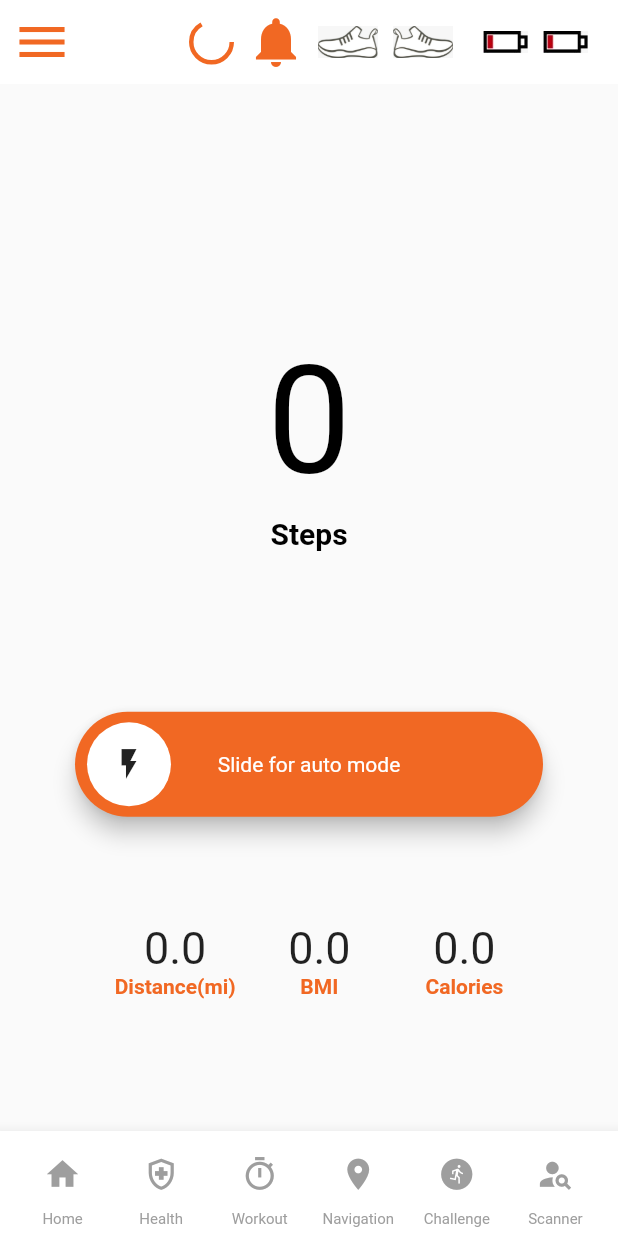
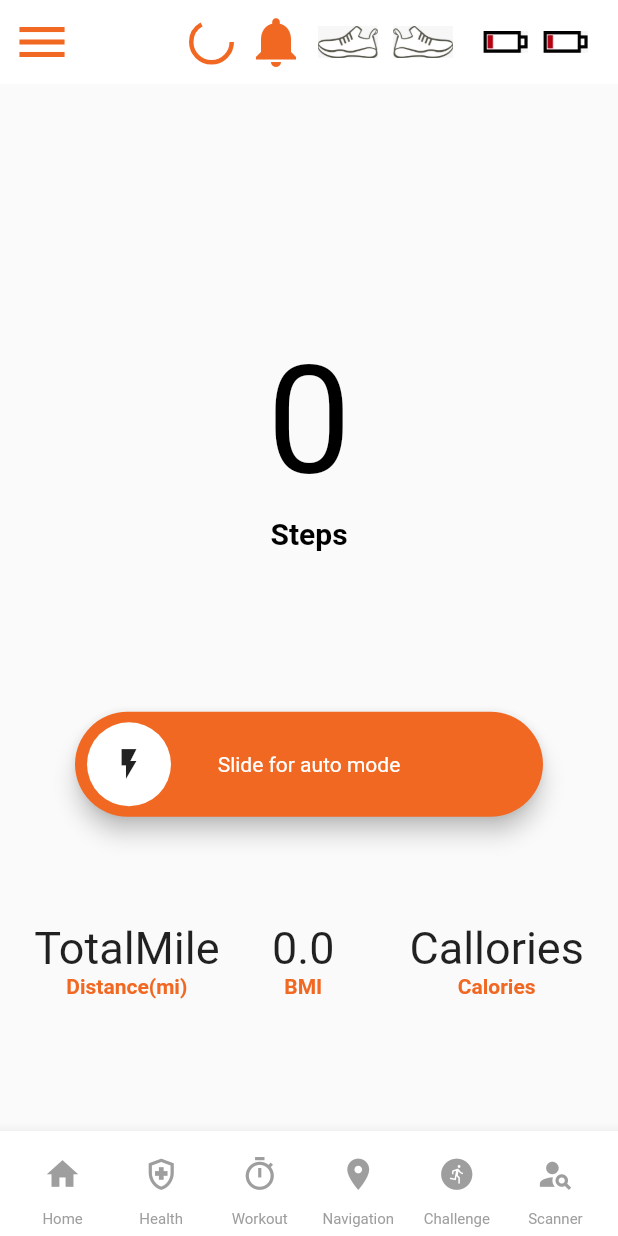
Before and after one commit to frostbyte012/XCONICS-IMPAKTO, a Flutter app: the HomeScreen screen opened directly, on a phone screen of 412 x 824 dp. Run offline on Flutter 3.47's test engine with Material 2 defaults, Android fonts, the light colour scheme and no system bars; drawn by our look-alikes of slide_to_act, widget_circular_animator; our stand-ins replace cloud_firestore, firebase_auth, firebase_core, flutter_blue_plus, fluttertoast, loading_animation_widget and 2 more; accounts and stored records are empty.

Commit message:
fix : Update lib/Pages/HomeScreen.dart for adding shared preferences and also updating the related static widgets

```diff
--- a/lib/Pages/HomeScreen.dart
+++ b/lib/Pages/HomeScreen.dart
@@ -10,7 +10,10 @@ import 'settings.dart';
 import 'package:slide_to_act/slide_to_act.dart';
 import 'faq_screen.dart';
 import 'health_file.dart';
-import 'package:flutter_blue/flutter_blue.dart';
+import 'package:fluttertoast/fluttertoast.dart';
+import 'package:shared_preferences/shared_preferences.dart';
+import 'package:flutter_blue_plus/flutter_blue_plus.dart';
+import 'package:xconics_app_custom_widget_pages_coponents_library/Bluetooth_Plus/ble_plus.dart';
 
 
 class HomeScreen extends StatefulWidget {
@@ -22,33 +25,10 @@ class HomeScreen extends StatefulWidget {
 
 class _HomeScreenState extends State<HomeScreen> {
 
-  FlutterBlue flutterBlue = FlutterBlue.instance;
 
-  Future<void> flutter_Blue() async {
-    await flutterBlue.startScan(timeout: Duration(seconds: 4));
-
-// Listen to scan results
-    var subscription = flutterBlue.scanResults.listen((results) {
-      // do something with scan results
-      for (ScanResult r in results) {
-        print('${r.device.name} found! rssi: ${r.rssi}');
-      }
-    });
-
-// Stop scanning
-    flutterBlue.stopScan();
-  }
-
-  Future<void> blue_connect()async
-  {
-    // Connect to the device
-    var device;
-    await device.connect();
-
-// Disconnect from device
-    device.disconnect();
-  }
-
+   int? stepCachevalue=0;
+   bool scan_on=true;
+   bool isStepUpdate=false;
    var AutoTextColor = InactiveTextSliderColor;
    var AutoColor= InactiveCardColor;
    var ManualColor = InactiveCardColor;
@@ -82,6 +62,9 @@ class _HomeScreenState extends State<HomeScreen> {
        current_text=manual_text;
        current_icon=manual_icon;
        mode=0;
+       isStepUpdate=true;
+       Fluttertoast.showToast(msg: "Auto mode : On");
+
       }
      );
    }
@@ -96,6 +79,8 @@ class _HomeScreenState extends State<HomeScreen> {
        current_text=auto_text;
        current_icon=auto_icon;
        mode=1;
+       isStepUpdate=false;
+       Fluttertoast.showToast(msg: "Manual mode : On");
 
      });
    }
@@ -180,21 +165,18 @@ class _HomeScreenState extends State<HomeScreen> {
   @override
   Widget build(BuildContext context) {
 
-    flutter_Blue();
-    blue_connect();
-
     return Scaffold(
       appBar: AppBar(
         elevation: 0.0,
         iconTheme: IconThemeData(color: AccentColor,size: 40),
         backgroundColor: Colors.white,
         actions: [
-              LoadingAnimationWidget.inkDrop(color: AccentColor, size: 30),
+              if(scan_on) LoadingAnimationWidget.inkDrop(color: AccentColor, size: 30),
               SizedBox(width: 0,),
               IconButton(onPressed: (){}, icon: Icon(Icons.notifications,color: AccentColor,)),
-              Image.asset("images/appbar/left_shoe_${left_shoe_connected}_connected.jpeg",width:40,height: 40,),
+              InkWell(onTap: (){},child: Image.asset("images/appbar/left_shoe_${left_shoe_connected}_connected.jpeg",width:40,height: 40,)),
               SizedBox(width: 10,),
-              Image.asset("images/appbar/right_shoe_${right_shoe_connected}_connected.jpeg",width: 40,height: 40,),
+              InkWell(onTap: (){},child:Image.asset("images/appbar/right_shoe_${right_shoe_connected}_connected.jpeg",width: 40,height: 40,),),
               SizedBox(width: 20,),
               Image.asset("images/appbar/battery_${left_shoe_battery}.jpeg",width: 30,height: 30,),
               SizedBox(width: 10,),
@@ -330,7 +312,7 @@ class _HomeScreenState extends State<HomeScreen> {
                       mainAxisAlignment: MainAxisAlignment.center,
                       crossAxisAlignment: CrossAxisAlignment.center,
                       children: [
-                        Center(child:Text("0",style:TextStyle(fontWeight:FontWeight.normal,fontSize:100.0,color: Colors.black),),),
+                        Center(child:Text("${stepCachevalue}",style:TextStyle(fontWeight:FontWeight.normal,fontSize:100.0,color: Colors.black),),),
                         SizedBox(height:5,),
                         Center(child:Text("Steps",style:TextStyle(fontWeight:FontWeight.bold,fontSize:20.0,color: Colors.black),),),
                       ],
@@ -376,7 +358,7 @@ class _HomeScreenState extends State<HomeScreen> {
                       onTap: (){},
                       child: Column(
                         children: [
-                          Text("0.0",style: TextStyle(fontSize: 30),),
+                          Text("${TotalMile}",style: TextStyle(fontSize: 30),),
                           Text("Distance(mi)",style: TextStyle(color: AccentColor,fontWeight: FontWeight.bold)),
                         ],
                       ),
@@ -396,7 +378,7 @@ class _HomeScreenState extends State<HomeScreen> {
                       onTap:(){},
                       child: Column(
                         children: [
-                          Text("0.0",style: TextStyle(fontSize: 30),),
+                          Text("${Callories}",style: TextStyle(fontSize: 30),),
                           Text("Calories",style: TextStyle(color: AccentColor,fontWeight: FontWeight.bold)),
                         ],
                       ),
```
